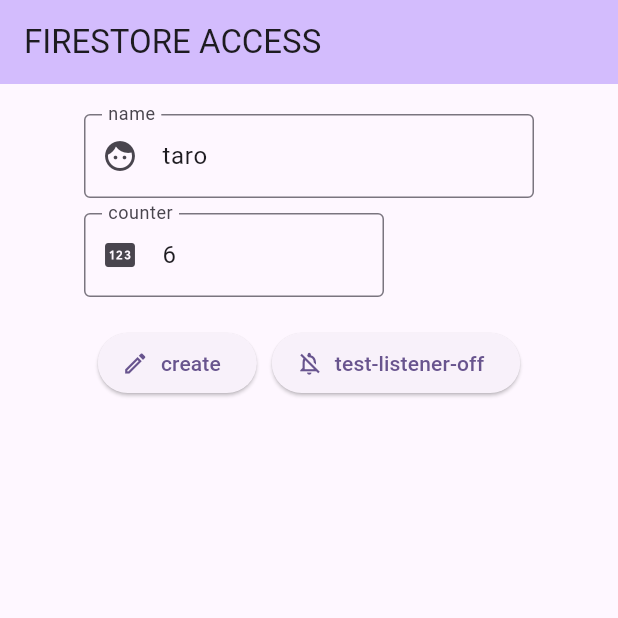
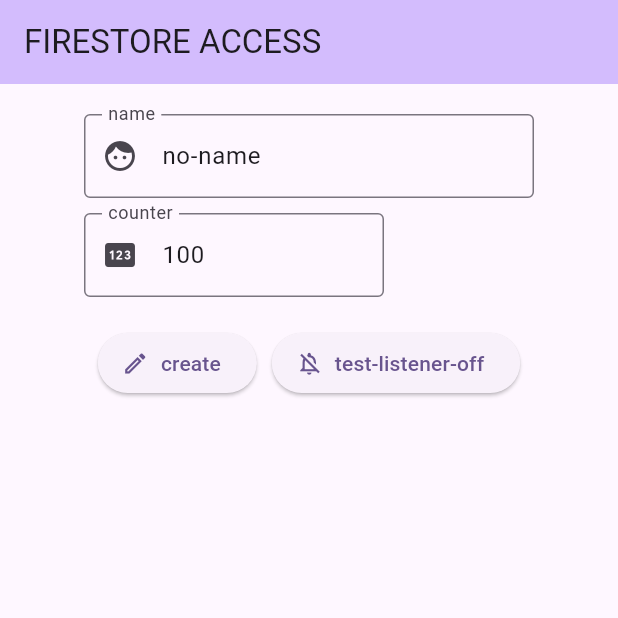
Before and after one commit to yukip-20000418/hello, a Flutter app: the screen it shows after launch, on a phone screen of 412 x 824 dp, the top half of it. Run offline on Flutter 3.47's test engine with Material 2 defaults, Android fonts, the phone set to English and light mode, and no system bars; our stand-ins replace cloud_firestore, firebase_core; accounts and stored records are empty; statements that could not run were skipped.

Commit message:
これで大丈夫なはず

```diff
--- a/lib/main.dart
+++ b/lib/main.dart
@@ -6,7 +6,7 @@ import './firebase_options.dart';
 import './firestore.dart';
 
 Future<void> main() async {
-  // WidgetsFlutterBinding.ensureInitialized();
+  WidgetsFlutterBinding.ensureInitialized();
   await Firebase.initializeApp(
     options: DefaultFirebaseOptions.currentPlatform,
   );
@@ -44,8 +44,8 @@ class _MyHomePageState extends State<MyHomePage> {
   @override
   void initState() {
     super.initState();
-    _counterCtl = TextEditingController(text: '6');
-    _nameCtl = TextEditingController(text: 'taro');
+    _counterCtl = TextEditingController(text: '100');
+    _nameCtl = TextEditingController(text: 'no-name');
     _db = Firestore();
     _db.listernerOn();
   }
```
